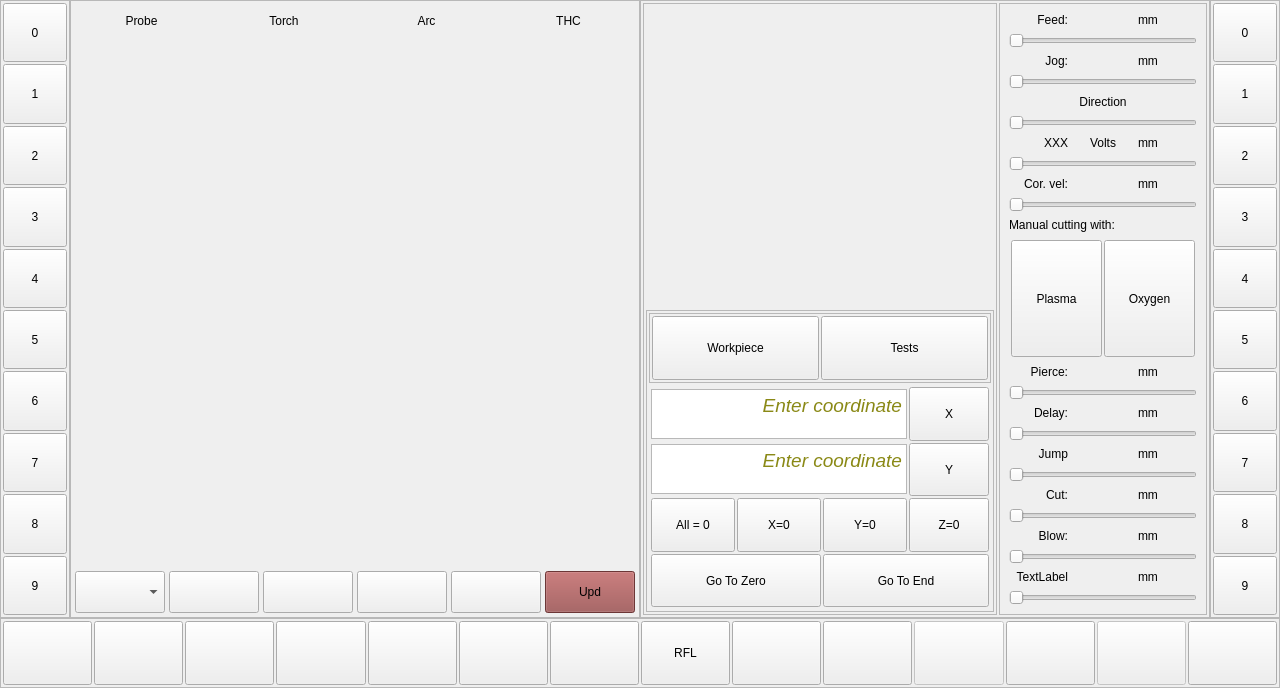
Old version of the form qtgui/qtgui.ui in the repository daiman444/lcnc29_lpt_qtplasma.
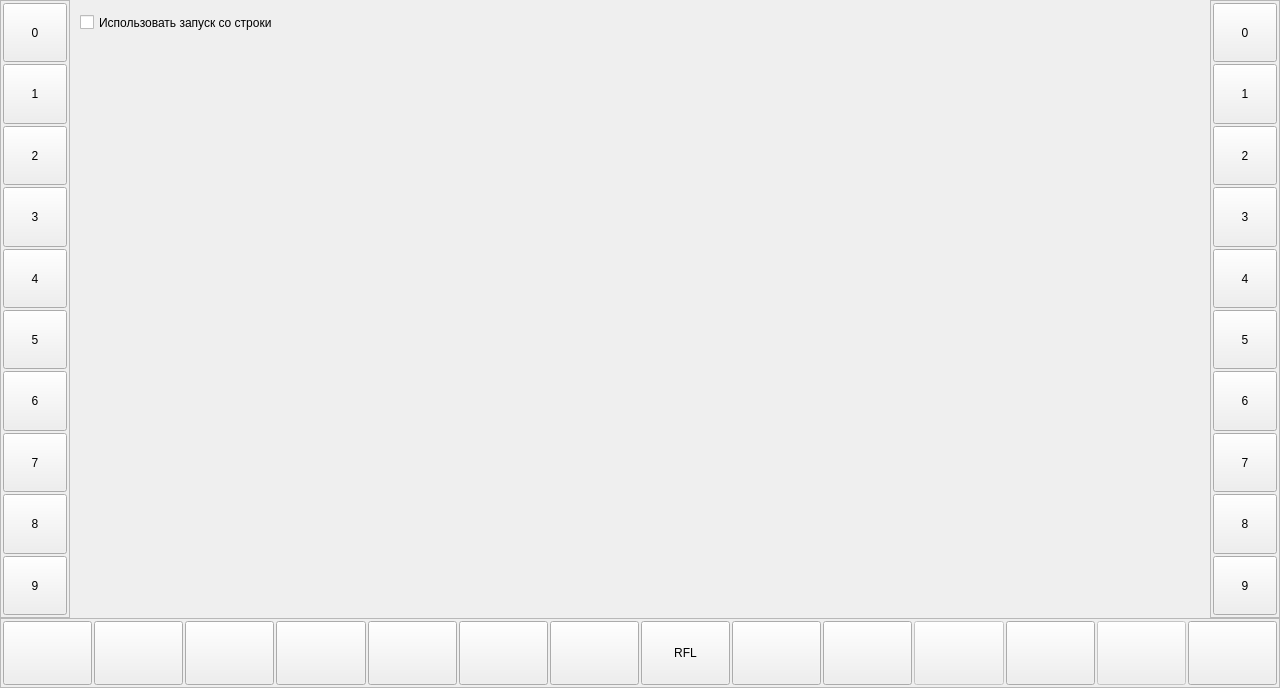
New version of the form. Icons and pictures are not drawn. Custom widgets are drawn as their Qt base class.

Commit message: added settings button

The edit to the form file:
```diff
--- a/qtgui/qtgui.ui
+++ b/qtgui/qtgui.ui
@@ -770,7 +770,7 @@
        <item row="0" column="1">
         <widget class="QStackedWidget" name="stw_main">
          <property name="currentIndex">
-          <number>0</number>
+          <number>2</number>
          </property>
          <widget class="QWidget" name="page">
           <layout class="QHBoxLayout" name="horizontalLayout_6">
@@ -2150,6 +2150,21 @@
            </item>
           </layout>
          </widget>
+         <widget class="QWidget" name="page_9">
+          <widget class="QCheckBox" name="checkBox">
+           <property name="geometry">
+            <rect>
+             <x>10</x>
+             <y>10</y>
+             <width>271</width>
+             <height>25</height>
+            </rect>
+           </property>
+           <property name="text">
+            <string>Использовать запуск со строки</string>
+           </property>
+          </widget>
+         </widget>
         </widget>
        </item>
       </layout>
```
Left out of the diff: 2 changed lines with no effect on the pictures. The commit also changes 1 other file.
